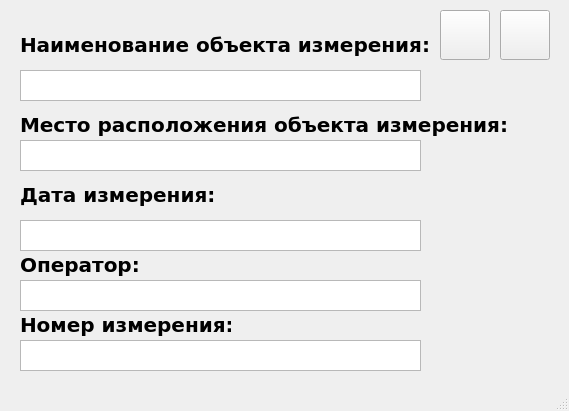
This is secondUI.ui in kozlov174/raspberry_app as Qt 5 draws it before an edit. The edited form follows.
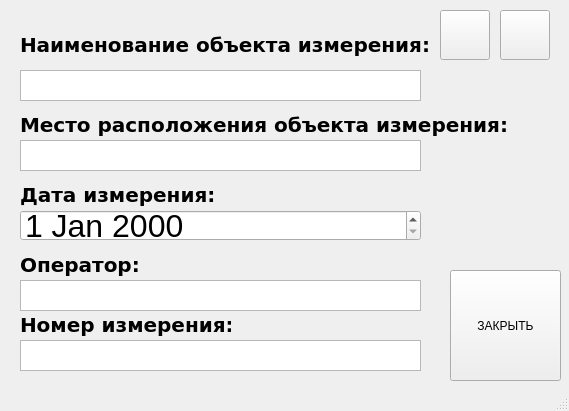
This is the edited form. Icons and pictures are not drawn.

```diff
--- a/secondUI.ui
+++ b/secondUI.ui
@@ -149,16 +149,6 @@
      </rect>
     </property>
    </widget>
-   <widget class="QTextEdit" name="date">
-    <property name="geometry">
-     <rect>
-      <x>20</x>
-      <y>220</y>
-      <width>401</width>
-      <height>31</height>
-     </rect>
-    </property>
-   </widget>
    <widget class="QTextEdit" name="operator_2">
     <property name="geometry">
      <rect>
@@ -222,6 +212,34 @@
      </rect>
     </property>
    </widget>
+   <widget class="QPushButton" name="pushButton">
+    <property name="geometry">
+     <rect>
+      <x>450</x>
+      <y>270</y>
+      <width>111</width>
+      <height>111</height>
+     </rect>
+    </property>
+    <property name="text">
+     <string>ЗАКРЫТЬ</string>
+    </property>
+   </widget>
+   <widget class="QDateEdit" name="dateEdit">
+    <property name="geometry">
+     <rect>
+      <x>20</x>
+      <y>210</y>
+      <width>401</width>
+      <height>31</height>
+     </rect>
+    </property>
+    <property name="font">
+     <font>
+      <pointsize>24</pointsize>
+     </font>
+    </property>
+   </widget>
   </widget>
   <widget class="QStatusBar" name="statusbar"/>
  </widget>
```
